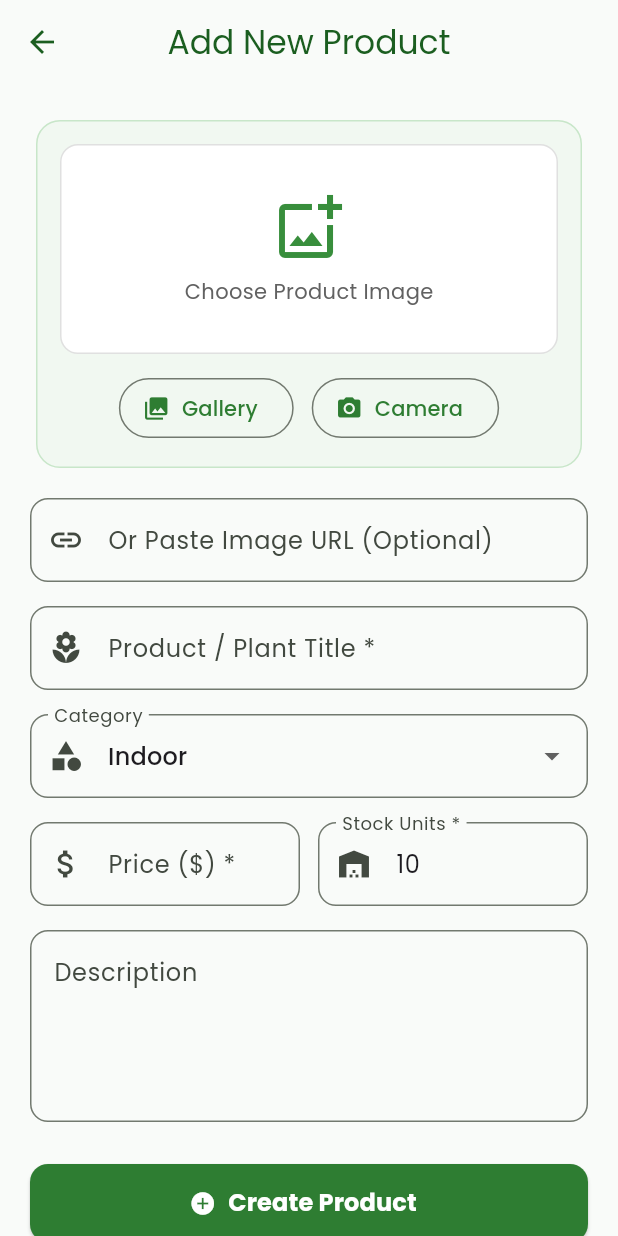
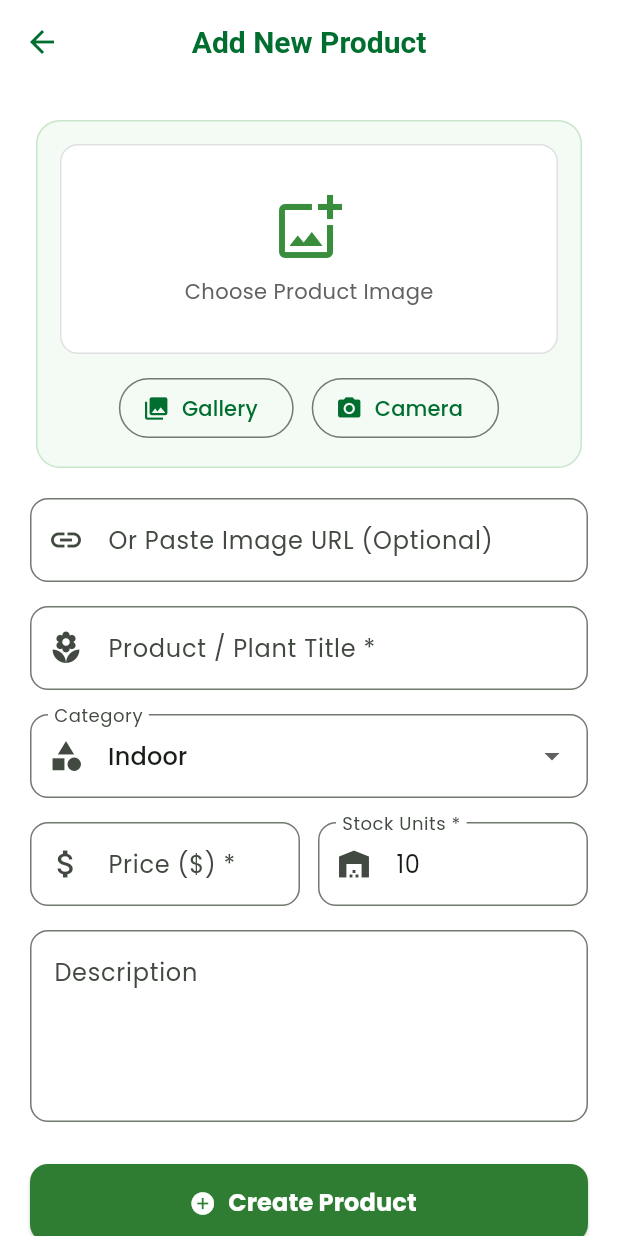
Before and after one commit to CodeWith-Basit/botanica_admin, a Flutter app: the screen it shows once a user with an empty profile is signed in, after a tap on "Add New Product", on a phone screen of 412 x 824 dp. Run offline on Flutter 3.47's test engine with Material 3 defaults, Android fonts, the phone set to English and light mode, and no system bars; our stand-ins replace cloud_firestore, firebase_auth, firebase_core, firebase_storage, google_fonts, image_picker; accounts and stored records are empty.

Commit message:
Add Admin Signup screen, separate AppTheme, fix Android network permissions and responsive dashboard card layout

```diff
--- a/lib/main.dart
+++ b/lib/main.dart
@@ -1,10 +1,10 @@
 import 'package:flutter/material.dart';
 import 'package:firebase_core/firebase_core.dart';
 import 'package:firebase_auth/firebase_auth.dart';
-import 'package:google_fonts/google_fonts.dart';
 import 'firebase_options.dart';
 import 'screens/admin_login_screen.dart';
 import 'screens/dashboard_screen.dart';
+import 'theme/app_theme.dart';
 
 void main() async {
   // Ensure Flutter engine bindings are initialized before calling native Firebase plugins
@@ -30,22 +30,7 @@ class BotanicaAdminApp extends StatelessWidget {
     return MaterialApp(
       title: 'Botanica Admin',
       debugShowCheckedModeBanner: false,
-      theme: ThemeData(
-        useMaterial3: true,
-        colorScheme: ColorScheme.fromSeed(
-          seedColor: const Color(0xFF2E7D32), // Emerald forest green
-          primary: const Color(0xFF2E7D32),
-          secondary: const Color(0xFF388E3C),
-        ),
-        textTheme: GoogleFonts.poppinsTextTheme(Theme.of(context).textTheme),
-        appBarTheme: const AppBarTheme(
-          elevation: 0,
-          centerTitle: true,
-          backgroundColor: Colors.transparent,
-          foregroundColor: Color(0xFF1B5E20),
-        ),
-        scaffoldBackgroundColor: const Color(0xFFF9FBF9),
-      ),
+      theme: AppTheme.lightTheme,
       // Automatically check authentication state:
       // If signed in -> DashboardScreen, otherwise -> AdminLoginScreen
       home: StreamBuilder<User?>(
--- a/lib/screens/admin_login_screen.dart
+++ b/lib/screens/admin_login_screen.dart
@@ -1,5 +1,6 @@
 import 'package:flutter/material.dart';
 import 'package:firebase_auth/firebase_auth.dart';
+import 'admin_signup_screen.dart';
 import 'dashboard_screen.dart';
 
 // Screen where admins log into the management console
@@ -190,7 +191,7 @@ class _AdminLoginScreenState extends State<AdminLoginScreen> {
                     child: ElevatedButton(
                       onPressed: _isLoading ? null : _loginAdmin,
                       style: ElevatedButton.styleFrom(
-                        backgroundColor: Colors.green.shade800,
+                        backgroundColor: const Color(0xFF006E2F),
                         foregroundColor: Colors.white,
                         shape: RoundedRectangleBorder(
                           borderRadius: BorderRadius.circular(12),
@@ -215,6 +216,34 @@ class _AdminLoginScreenState extends State<AdminLoginScreen> {
                             ),
                     ),
                   ),
+                  const SizedBox(height: 18),
+
+                  // Link to Sign Up Screen
+                  Row(
+                    mainAxisAlignment: MainAxisAlignment.center,
+                    children: [
+                      Text(
+                        "Don't have an admin account? ",
+                        style: TextStyle(color: Colors.grey.shade700, fontSize: 14),
+                      ),
+                      GestureDetector(
+                        onTap: () {
+                          Navigator.push(
+                            context,
+                            MaterialPageRoute(builder: (context) => const AdminSignupScreen()),
+                          );
+                        },
+                        child: const Text(
+                          'Register Here',
+                          style: TextStyle(
+                            color: Color(0xFF006E2F),
+                            fontWeight: FontWeight.bold,
+                            fontSize: 14,
+                          ),
+                        ),
+                      ),
+                    ],
+                  ),
                 ],
               ),
             ),
--- /dev/null
+++ b/lib/theme/app_theme.dart
@@ -0,0 +1,40 @@
+import 'package:flutter/material.dart';
+import 'package:google_fonts/google_fonts.dart';
+
+// App theme configuration for Botanica Admin
+class AppTheme {
+  static ThemeData get lightTheme {
+    final baseTheme = ThemeData(
+      useMaterial3: true,
+      brightness: Brightness.light,
+      scaffoldBackgroundColor: Colors.white,
+      primaryColor: const Color(0xFF006E2F),
+      colorScheme: ColorScheme.fromSeed(
+        seedColor: const Color(0xFF006E2F),
+        brightness: Brightness.light,
+        primary: const Color(0xFF006E2F),
+        secondary: const Color(0xFF53B175),
+        surface: Colors.white,
+      ),
+      appBarTheme: const AppBarTheme(
+        backgroundColor: Colors.white,
+        elevation: 0,
+        centerTitle: true,
+        iconTheme: IconThemeData(color: Color(0xFF006E2F)),
+        titleTextStyle: TextStyle(
+          color: Color(0xFF006E2F),
+          fontSize: 20,
+          fontWeight: FontWeight.bold,
+        ),
+      ),
+      cardColor: Colors.white,
+      drawerTheme: const DrawerThemeData(
+        backgroundColor: Colors.white,
+      ),
+    );
+
+    return baseTheme.copyWith(
+      textTheme: GoogleFonts.poppinsTextTheme(baseTheme.textTheme),
+    );
+  }
+}
--- a/lib/widgets/dashboard_card_tile.dart
+++ b/lib/widgets/dashboard_card_tile.dart
@@ -22,67 +22,77 @@ class DashboardCardTile extends StatelessWidget {
   @override
   Widget build(BuildContext context) {
     return Card(
-      elevation: 3,
+      elevation: 2,
       shape: RoundedRectangleBorder(borderRadius: BorderRadius.circular(16)),
       child: InkWell(
         onTap: onTap,
         borderRadius: BorderRadius.circular(16),
         child: Padding(
-          padding: const EdgeInsets.all(20),
-          child: Column(
-            crossAxisAlignment: CrossAxisAlignment.start,
-            mainAxisAlignment: MainAxisAlignment.spaceBetween,
-            children: [
-              Row(
-                mainAxisAlignment: MainAxisAlignment.spaceBetween,
+          padding: const EdgeInsets.symmetric(horizontal: 16, vertical: 14),
+          child: Row(
             children: [
               // Icon container with soft tinted background
               Container(
                 padding: const EdgeInsets.all(12),
                 decoration: BoxDecoration(
-                      color: color.withValues(alpha: 0.15),
+                  color: color.withValues(alpha: 0.12),
                   shape: BoxShape.circle,
                 ),
                 child: Icon(icon, color: color, size: 28),
               ),
+              const SizedBox(width: 14),
+              // Title and Subtitle
+              Expanded(
+                child: Column(
+                  crossAxisAlignment: CrossAxisAlignment.start,
+                  mainAxisSize: MainAxisSize.min,
+                  children: [
+                    Row(
+                      children: [
+                        Expanded(
+                          child: Text(
+                            title,
+                            style: const TextStyle(
+                              fontSize: 16,
+                              fontWeight: FontWeight.bold,
+                            ),
+                          ),
+                        ),
                         if (badgeText != null)
                           Container(
-                      padding: const EdgeInsets.symmetric(horizontal: 10, vertical: 4),
+                            padding: const EdgeInsets.symmetric(horizontal: 8, vertical: 3),
                             decoration: BoxDecoration(
                               color: color,
-                        borderRadius: BorderRadius.circular(12),
+                              borderRadius: BorderRadius.circular(10),
                             ),
                             child: Text(
                               badgeText!,
                               style: const TextStyle(
                                 color: Colors.white,
-                          fontSize: 12,
+                                fontSize: 11,
                                 fontWeight: FontWeight.bold,
                               ),
                             ),
                           ),
                       ],
                     ),
-              const SizedBox(height: 16),
-              Column(
-                crossAxisAlignment: CrossAxisAlignment.start,
-                children: [
-                  Text(
-                    title,
-                    style: const TextStyle(
-                      fontSize: 18,
-                      fontWeight: FontWeight.bold,
-                    ),
-                  ),
                     const SizedBox(height: 4),
                     Text(
                       subtitle,
                       style: TextStyle(
-                      fontSize: 13,
+                        fontSize: 12,
                         color: Colors.grey.shade600,
+                        height: 1.3,
                       ),
                     ),
                   ],
+                ),
+              ),
+              const SizedBox(width: 8),
+              Icon(
+                Icons.chevron_right,
+                color: Colors.grey.shade400,
+                size: 22,
               ),
             ],
           ),
```
Also changed, not shown: lib/screens/admin_signup_screen.dart (added, +364 -0 lines), lib/screens/dashboard_screen.dart (+46 -18 lines), 2 other files. Lines whose indentation alone changed are shown as unchanged.
